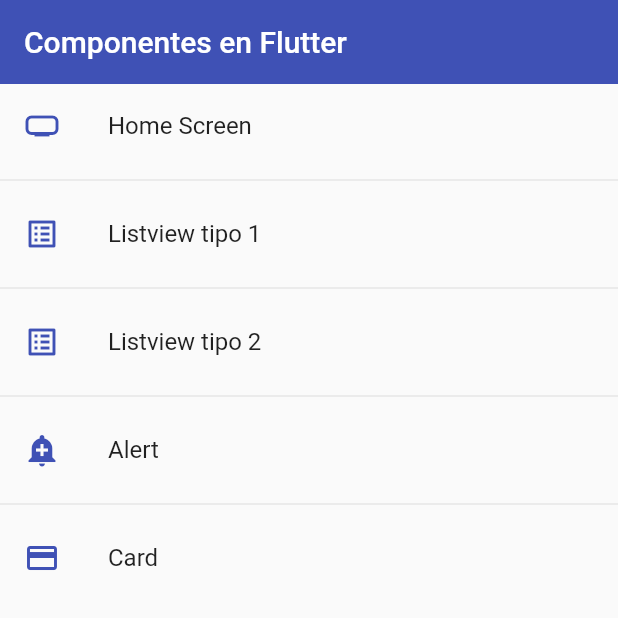
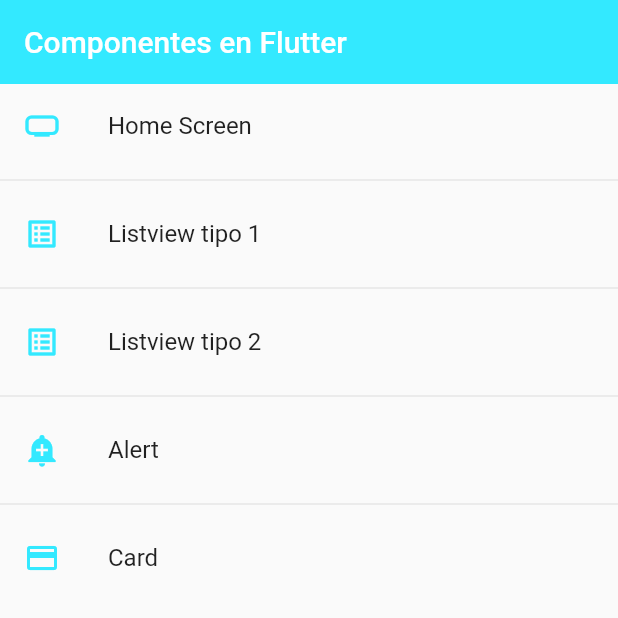
Before and after one commit to EmmanuelR12/Flutter_Components, a Flutter app: the screen it shows after launch, on a phone screen of 412 x 824 dp, the top half of it. Run offline on Flutter 3.47's test engine with Material 2 defaults, Android fonts, the phone set to English and light mode, and no system bars.

```diff
--- a/lib/theme/app_theme.dart
+++ b/lib/theme/app_theme.dart
@@ -1,8 +1,13 @@
 import 'package:flutter/material.dart';
 
 class AppTheme {
-  static const Color primary = Colors.indigo;
+  static const Color primary = Color.fromARGB(255, 51, 233, 255);
   static final ThemeData lightTheme = ThemeData.light().copyWith(
+      floatingActionButtonTheme:
+          const FloatingActionButtonThemeData(backgroundColor: primary),
+      elevatedButtonTheme: ElevatedButtonThemeData(
+          style: ElevatedButton.styleFrom(
+              primary: primary, shape: const StadiumBorder(), elevation: 0)),
       primaryColor: primary,
       appBarTheme: const AppBarTheme(color: primary, elevation: 0),
       textButtonTheme:
```
Also changed, not shown: lib/screens/alert_screen.dart (+44 -2 lines), 1 other file.
